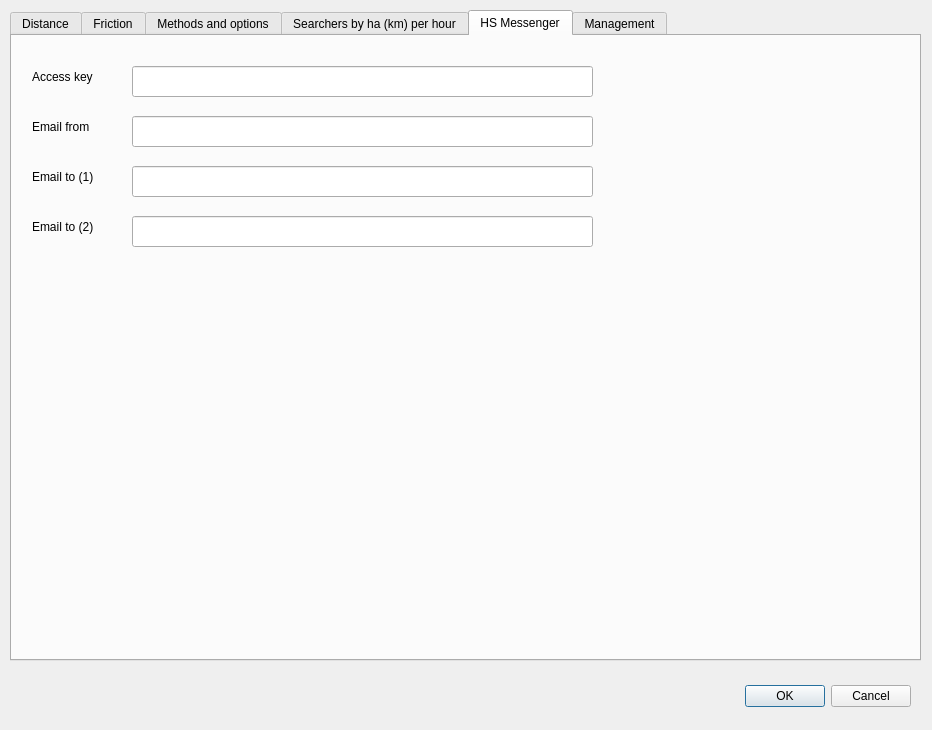
The window that ui/settings.ui (ruz76/qgis_patrac_3) describes before a commit, drawn with Qt 5.
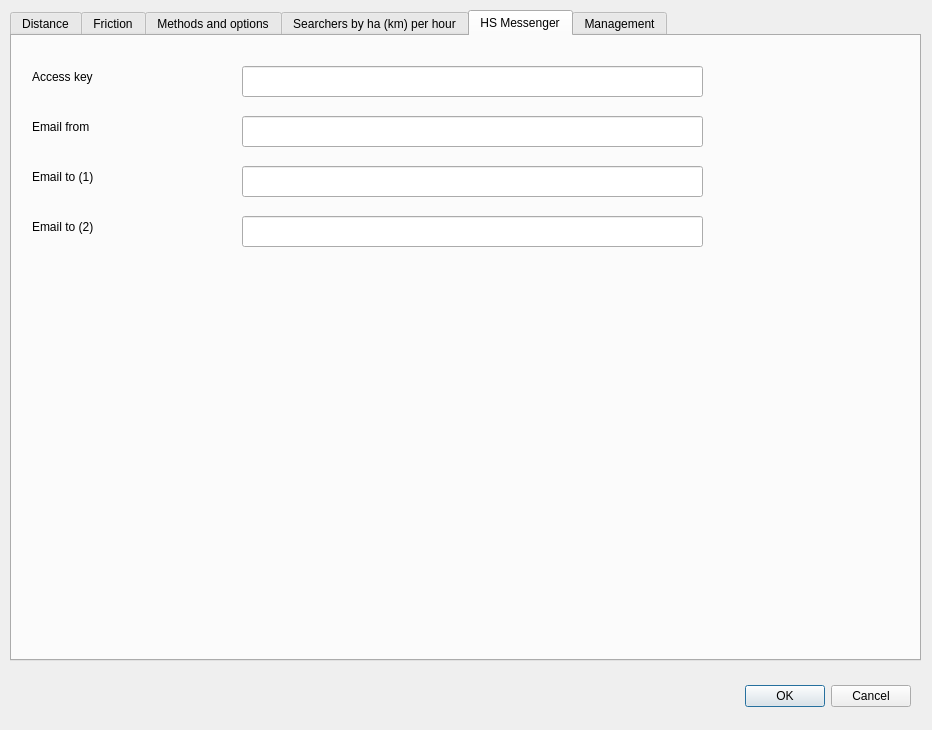
The same window after the commit. The open tabs and pages were chosen to show the change.

Patch:
```diff
--- a/ui/settings.ui
+++ b/ui/settings.ui
@@ -609,7 +609,7 @@
       <rect>
        <x>20</x>
        <y>30</y>
-       <width>91</width>
+       <width>191</width>
        <height>21</height>
       </rect>
      </property>
@@ -620,7 +620,7 @@
     <widget class="QLineEdit" name="lineEditAccessKey">
      <property name="geometry">
       <rect>
-       <x>120</x>
+       <x>230</x>
        <y>30</y>
        <width>461</width>
        <height>31</height>
@@ -638,7 +638,7 @@
       <rect>
        <x>20</x>
        <y>80</y>
-       <width>91</width>
+       <width>201</width>
        <height>21</height>
       </rect>
      </property>
@@ -649,7 +649,7 @@
     <widget class="QLineEdit" name="lineEditEmailFrom">
      <property name="geometry">
       <rect>
-       <x>120</x>
+       <x>230</x>
        <y>80</y>
        <width>461</width>
        <height>31</height>
@@ -667,7 +667,7 @@
       <rect>
        <x>20</x>
        <y>130</y>
-       <width>91</width>
+       <width>201</width>
        <height>21</height>
       </rect>
      </property>
@@ -678,7 +678,7 @@
     <widget class="QLineEdit" name="lineEditEmailTo1">
      <property name="geometry">
       <rect>
-       <x>120</x>
+       <x>230</x>
        <y>130</y>
        <width>461</width>
        <height>31</height>
@@ -694,7 +694,7 @@
     <widget class="QLineEdit" name="lineEditEmailTo2">
      <property name="geometry">
       <rect>
-       <x>120</x>
+       <x>230</x>
        <y>180</y>
        <width>461</width>
        <height>31</height>
@@ -712,7 +712,7 @@
       <rect>
        <x>20</x>
        <y>180</y>
-       <width>91</width>
+       <width>201</width>
        <height>21</height>
       </rect>
      </property>
```
Left out of the diff: 2 changed lines with no effect on the pictures.
